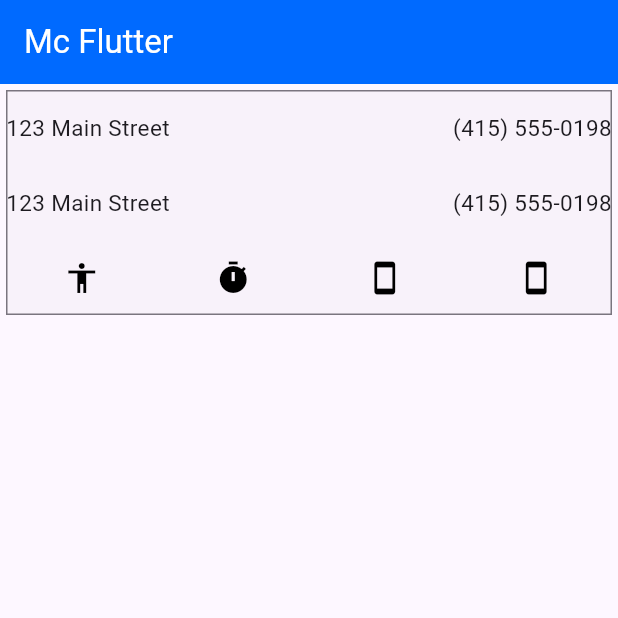
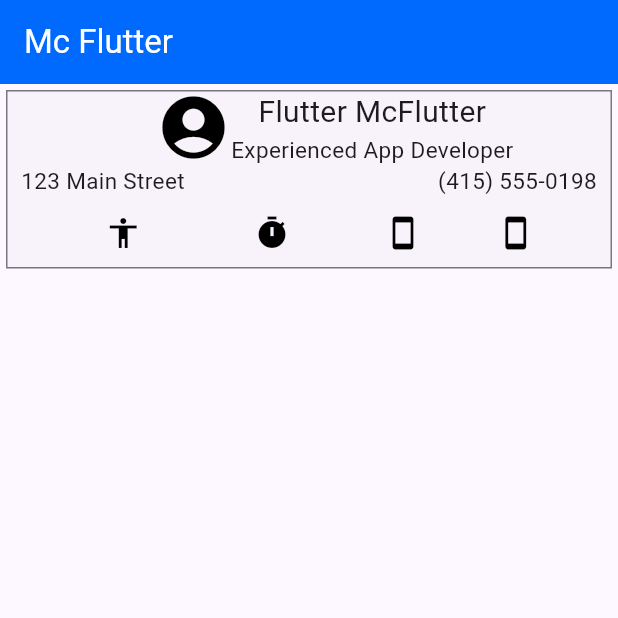
Before and after one commit to NellyGS01/TareasMoviles, a Flutter app: the screen it shows after launch, on a phone screen of 412 x 824 dp, the top half of it. Run offline on Flutter 3.47's test engine with Material 2 defaults, Android fonts, the phone set to English and light mode, and no system bars.

Commit message:
Finalizacion de Tarea1

```diff
--- a/tarea_1/lib/main.dart
+++ b/tarea_1/lib/main.dart
@@ -1,6 +1,6 @@
 import 'package:flutter/material.dart';
 
-/// Flutter code sample for [Card].
+/// Flutter code sample for [IconButton] with toggle feature.
 
 void main() {
   runApp(const McFlutter());
@@ -14,45 +14,82 @@ class McFlutter extends StatelessWidget {
     return MaterialApp(
         theme: ThemeData(
             colorSchemeSeed: const Color(0xff6750a4), useMaterial3: true),
+        title: 'Icon Button Types',
         home: Scaffold(
           appBar: AppBar(
             centerTitle: false,
-          backgroundColor: Color.fromARGB(255, 0, 106, 255),
+            backgroundColor: const Color.fromARGB(255, 0, 106, 255),
             title:
                 const Text('Mc Flutter', style: TextStyle(color: Colors.white)),
           ),
           body: const Column(
             children: <Widget>[
-            OutlinedCardExample(),
+              DemoIconToggleButtons(),
             ],
           ),
-      ),
-    );
+        ));
   }
 }
 
-class OutlinedCardExample extends StatelessWidget {
-  const OutlinedCardExample({super.key});
+class DemoIconToggleButtons extends StatefulWidget {
+  const DemoIconToggleButtons({super.key});
 
   @override
+  State<DemoIconToggleButtons> createState() => _DemoIconToggleButtonsState();
+}
+
+class _DemoIconToggleButtonsState extends State<DemoIconToggleButtons> {
+  bool standardSelected = false;
+  bool standardSelected2 = false;
+  Color _iconColor = Colors.black;
+  @override
   Widget build(BuildContext context) {
-    return Center(
-      child: Card(
+    return Column(
+      mainAxisAlignment: MainAxisAlignment.spaceEvenly,
+      children: <Widget>[
+        Card(
             elevation: 0,
             shape: RoundedRectangleBorder(
               side: BorderSide(
                 color: Theme.of(context).colorScheme.outline,
               ),
             ),
-        child: const SizedBox(
-          width: double.infinity,
-          height: 150,
-          child: Center(
+            child: Column(
+              mainAxisAlignment: MainAxisAlignment.start,
+              children: [
+                const Row(
+                  children: [
+                    SizedBox(
+                      width: 100,
+                    ),
+                    Icon(
+                      Icons.account_circle,
+                      color: Colors.black,
+                      size: 50.0,
+                    ),
+                    SizedBox(
                       child: Column(
                         children: [
-              Expanded(
-                child: Row(
+                          Text(
+                            'Flutter McFlutter',
+                            textAlign: TextAlign.start,
+                            style: TextStyle(fontSize: 20),
+                          ),
+                          Text(
+                            'Experienced App Developer',
+                            //textAlign: TextAlign.left,
+                            style: TextStyle(fontSize: 15),
+                          ),
+                        ],
+                      ),
+                    )
+                  ],
+                ),
+                const Row(
                   children: <Widget>[
+                    SizedBox(
+                      width: 10,
+                    ),
                     Expanded(
                       child: Text('123 Main Street',
                           textAlign: TextAlign.left,
@@ -62,72 +99,78 @@ class OutlinedCardExample extends StatelessWidget {
                       child: Text('(415) 555-0198',
                           textAlign: TextAlign.right,
                           style: TextStyle(fontSize: 15)),
+                    ),
+                    SizedBox(
+                      width: 10,
+                    ),
+                  ],
+                ),
+                Row(
+                  mainAxisAlignment: MainAxisAlignment.spaceBetween,
+                  children: <Widget>[
+                    const Column(
+                      children: [
+                        SizedBox(
+                          width: 3,
                         )
                       ],
                     ),
+                    Column(
+                      children: [
+                        IconButton(
+                          isSelected: standardSelected,
+                          icon: Icon(Icons.accessibility, color: _iconColor),
+                          onPressed: () {
+                            setState(() {
+                              standardSelected = !standardSelected;
+                              if (standardSelected == false) {
+                                _iconColor = Colors.cyan;
+                              } else {
+                                _iconColor = Colors.black;
+                              }
+                            });
+                          },
                         ),
-              Expanded(
-                child: Row(
-                  children: <Widget>[
-                    Expanded(
-                      child: Text('123 Main Street',
-                          textAlign: TextAlign.left,
-                          style: TextStyle(fontSize: 15)),
+                      ],
                     ),
-                    Expanded(
-                      child: Text('(415) 555-0198',
-                          textAlign: TextAlign.right,
-                          style: TextStyle(fontSize: 15)),
+                    Column(
+                      children: [
+                        IconButton(
+                          isSelected: standardSelected2,
+                          icon: Icon(Icons.timer, color: Colors.black),
+                          onPressed: () {
+                            final snackBar = SnackBar(
+                              content: const Text('Yay! A SnackBar!'),
+                              action: SnackBarAction(
+                                label: 'Undo',
+                                onPressed: () {},
+                              ),
+                            );
+
+                            ScaffoldMessenger.of(context)
+                                .showSnackBar(snackBar);
+                          },
+                        ),
+                      ],
+                    ),
+                    Column(
+                      children: [Icon(Icons.smartphone, color: Colors.black)],
+                    ),
+                    Column(
+                      children: [Icon(Icons.smartphone, color: Colors.black)],
+                    ),
+                    Column(
+                      children: [
+                        SizedBox(
+                          width: 1,
                         )
                       ],
                     ),
-              ),
-              Expanded(
-                child: Row(
-                  children: <Widget>[
-                    Expanded(
-                      child: Icon(
-                        Icons.accessibility,
-                        color: Colors.black,
-                        size: 24.0,
-                        semanticLabel:
-                            'Text to announce in accessibility modes',
-                      ),
-                    ),
-                    Expanded(
-                      child: Icon(
-                        Icons.timer,
-                        color: Colors.black,
-                        size: 24.0,
-                        semanticLabel:
-                            'Text to announce in accessibility modes',
-                      ),
-                    ),
-                    Expanded(
-                      child: Icon(
-                        Icons.smartphone,
-                        color: Colors.black,
-                        size: 24.0,
-                        semanticLabel:
-                            'Text to announce in accessibility modes',
-                      ),
-                    ),
-                    Expanded(
-                      child: Icon(
-                        Icons.smartphone,
-                        color: Colors.black,
-                        size: 24.0,
-                        semanticLabel:
-                            'Text to announce in accessibility modes',
-                      ),
+                  ],
                 ),
               ],
-                ),
-              ),
+            ))
       ],
-          )),
-        ),
-      ),
     );
   }
 }
```
Lines whose indentation alone changed are shown as unchanged.
